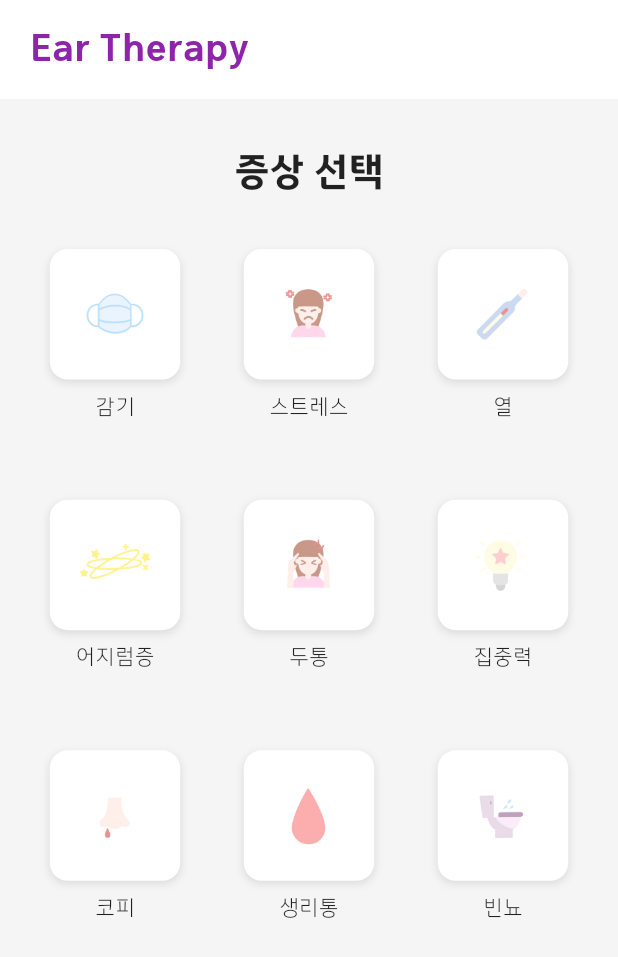
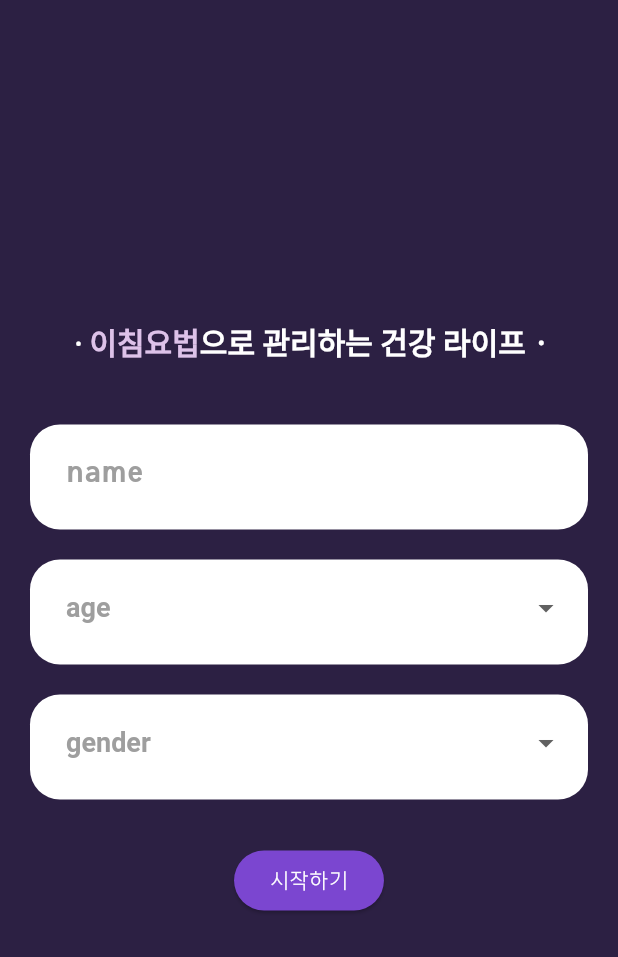
Before and after one commit to Team-Hamster/Ear-therapy-FE, a Flutter app: the screen it shows after launch, on a phone screen of 412 x 824 dp. Shown: the top 957 px of the screen. Run offline on Flutter 3.47's test engine with Material 3 defaults, Android fonts, the phone set to English and light mode, and no system bars; our stand-ins replace flutter_svg, image_picker, permission_handler, shared_preferences, sqflite; accounts and stored records are empty.

Commit message:
Feat: Onboarding 화면 ui 구현

```diff
--- a/lib/core/constants/colors.dart
+++ b/lib/core/constants/colors.dart
@@ -7,4 +7,6 @@ class AppColors {
   static const Color accentColor = Color(0xFF5C007A);
   static const Color backgroundColor = Color(0xFFF5F5F5);
   static const Color white = Colors.white;
+  static const Color flowerpinkColor = Color(0xDDC2E9);
+
 }
--- /dev/null
+++ b/lib/features/onboarding/onboarding_screen.dart
@@ -0,0 +1,227 @@
+import 'package:flutter/material.dart';
+import 'package:ear_fe/features/home/views/home_view.dart'; // 홈 화면으로 이동
+
+class OnboardingScreen extends StatefulWidget {
+  @override
+  _OnboardingScreenState createState() => _OnboardingScreenState();
+}
+
+class _OnboardingScreenState extends State<OnboardingScreen> {
+  final TextEditingController nameController = TextEditingController();
+  String? selectedAge; // 초기값 명확히 설정
+  String? selectedGender; // 초기값 명확히 설정
+
+  @override
+  Widget build(BuildContext context) {
+    return GestureDetector(
+      onTap: () {
+        FocusScope.of(context).unfocus(); // 키보드 숨기기
+      },
+      child: Scaffold(
+        backgroundColor: const Color(0xFF2C2043),
+        body: SafeArea(
+          child: Center(
+            child: SingleChildScrollView(
+              padding: const EdgeInsets.all(20.0),
+              child: Column(
+                mainAxisAlignment: MainAxisAlignment.center,
+                children: [
+                  RichText(
+                    text: TextSpan(
+                      children: [
+                        TextSpan(
+                          text: 'ᆞ',
+                          style: const TextStyle(
+                            fontSize: 18,
+                            fontWeight: FontWeight.bold,
+                            color: Colors.white,
+                          ),
+                        ),
+                        TextSpan(
+                          text: '이침요법',
+                          style: const TextStyle(
+                            fontSize: 20,
+                            fontWeight: FontWeight.bold,
+                            color: Color(0xFFDDC2E9),
+                          ),
+                        ),
+                        TextSpan(
+                          text: '으로 관리하는 건강 라이프ᆞ',
+                          style: const TextStyle(
+                            fontSize: 20,
+                            fontWeight: FontWeight.bold,
+                            color: Colors.white,
+                          ),
+                        ),
+                      ],
+                    ),
+                  ),
+                  const SizedBox(height: 40),
+                  Column(
+                    mainAxisAlignment: MainAxisAlignment.start,
+                    children: [
+                      Container(
+                        width: double.infinity,
+                        height: 70, // 높이 조정
+                        padding: const EdgeInsets.only(left: 24.0, right: 16.0, top: 8.0), // 패딩 조정
+                        decoration: BoxDecoration(
+                          color: Colors.white,
+                          borderRadius: BorderRadius.circular(20),
+                        ),
+                        child: TextField(
+                          controller: nameController,
+                          style: const TextStyle(
+                            fontSize: 20, // 텍스트 크기 키움
+                            color: Colors.black87,
+                          ),
+                          decoration: InputDecoration(
+                            hintText: 'name',
+                            hintStyle: const TextStyle(
+                              color: Colors.grey, // 힌트 텍스트 색상 변경
+                              fontSize: 18,
+                              fontWeight: FontWeight.bold,
+                            ),
+                            border: InputBorder.none,
+                          ),
+                          keyboardType: TextInputType.text,
+                          textInputAction: TextInputAction.done,
+                          onEditingComplete: () {
+                            FocusScope.of(context).unfocus(); // 키보드 숨기기
+                          },
+                        ),
+                      ),
+                      const SizedBox(height: 20),
+                      Container(
+                        width: double.infinity,
+                        height: 70, // 높이 조정
+                        padding: const EdgeInsets.only(left: 24.0, right: 16.0), // 왼쪽 패딩 추가
+                        decoration: BoxDecoration(
+                          color: Colors.white,
+                          borderRadius: BorderRadius.circular(20),
+                        ),
+                        child: DropdownButtonFormField<String>(
+                          isDense: false, // 텍스트 밀도를 낮춤
+                          value: selectedAge,
+                          hint: const Align(
+                            alignment: Alignment.centerLeft, // 왼쪽 정렬
+                            child: Text(
+                              'age',
+                              style: TextStyle(
+                                color: Colors.grey, // 힌트 텍스트 색상 변경
+                                fontSize: 18,
+                                fontWeight: FontWeight.bold,
+                              ),
+                            ),
+                          ),
+                          items: List.generate(100, (index) => (index + 1).toString())
+                              .map(
+                                (age) => DropdownMenuItem(
+                                  value: age,
+                                  child: Padding(
+                                    padding: const EdgeInsets.symmetric(vertical: 4.0), // 아이템 여유 공간
+                                    child: Text(
+                                      age,
+                                      style: const TextStyle(
+                                        color: Colors.black87,
+                                        fontSize: 20, // 텍스트 크기 키움
+                                      ),
+                                    ),
+                                  ),
+                                ),
+                              )
+                              .toList(),
+                          onChanged: (value) {
+                            setState(() {
+                              selectedAge = value;
+                            });
+                          },
+                          decoration: const InputDecoration(
+                            border: InputBorder.none,
+                          ),
+                          dropdownColor: Colors.white,
+                          style: const TextStyle(color: Colors.black87),
+                          isExpanded: true,
+                        ),
+                      ),
+                      const SizedBox(height: 20),
+                      Container(
+                        width: double.infinity,
+                        height: 70, // 높이 조정
+                        padding: const EdgeInsets.only(left: 24.0, right: 16.0), // 왼쪽 패딩 추가
+                        decoration: BoxDecoration(
+                          color: Colors.white,
+                          borderRadius: BorderRadius.circular(20),
+                        ),
+                        child: DropdownButtonFormField<String>(
+                          isDense: false, // 텍스트 밀도를 낮춤
+                          value: selectedGender,
+                          hint: const Align(
+                            alignment: Alignment.centerLeft, // 왼쪽 정렬
+                            child: Text(
+                              'gender',
+                              style: TextStyle(
+                                color: Colors.grey, // 힌트 텍스트 색상 변경
+                                fontSize: 18,
+                                fontWeight: FontWeight.bold,
+                              ),
+                            ),
+                          ),
+                          items: ['남성', '여성']
+                              .map(
+                                (gender) => DropdownMenuItem(
+                                  value: gender,
+                                  child: Padding(
+                                    padding: const EdgeInsets.symmetric(vertical: 4.0), // 아이템 여유 공간
+                                    child: Text(
+                                      gender,
+                                      style: const TextStyle(
+                                        color: Colors.black87,
+                                        fontSize: 20, // 텍스트 크기 키움
+                                      ),
+                                    ),
+                                  ),
+                                ),
+                              )
+                              .toList(),
+                          onChanged: (value) {
+                            setState(() {
+                              selectedGender = value;
+                            });
+                          },
+                          decoration: const InputDecoration(
+                            border: InputBorder.none,
+                          ),
+                          dropdownColor: Colors.white,
+                          style: const TextStyle(color: Colors.black87),
+                          isExpanded: true,
+                        ),
+                      ),
+                      const SizedBox(height: 30),
+                      ElevatedButton(
+                        onPressed: () {
+                          // 홈 화면으로 이동
+                          Navigator.of(context).pushReplacement(
+                            MaterialPageRoute(builder: (context) => HomeView()),
+                          );
+                        },
+                        style: ElevatedButton.styleFrom(
+                          backgroundColor: const Color(0xFF7B46D0),
+                        ),
+                        child: const Text(
+                          '시작하기',
+                          style: TextStyle(
+                            color: Colors.white,
+                          ),
+                        ),
+                      ),
+                    ],
+                  ),
+                ],
+              ),
+            ),
+          ),
+        ),
+      ),
+    );
+  }
+}
--- a/lib/features/splash/splash_screen.dart
+++ b/lib/features/splash/splash_screen.dart
@@ -2,6 +2,7 @@ import 'package:flutter/material.dart';
 import 'package:flutter_svg/flutter_svg.dart';
 import 'package:ear_fe/core/constants/colors.dart';
 import 'package:ear_fe/features/home/views/home_view.dart';
+import 'package:ear_fe/features/onboarding/onboarding_screen.dart';
 
 class SplashScreen extends StatefulWidget {
   @override
@@ -14,7 +15,7 @@ class _SplashScreenState extends State<SplashScreen> {
     super.initState();
     Future.delayed(const Duration(seconds: 3), () {
       Navigator.of(context).pushReplacement(
-        MaterialPageRoute(builder: (context) => HomeView()),
+        MaterialPageRoute(builder: (context) => OnboardingScreen()),
       );
     });
   }
```
